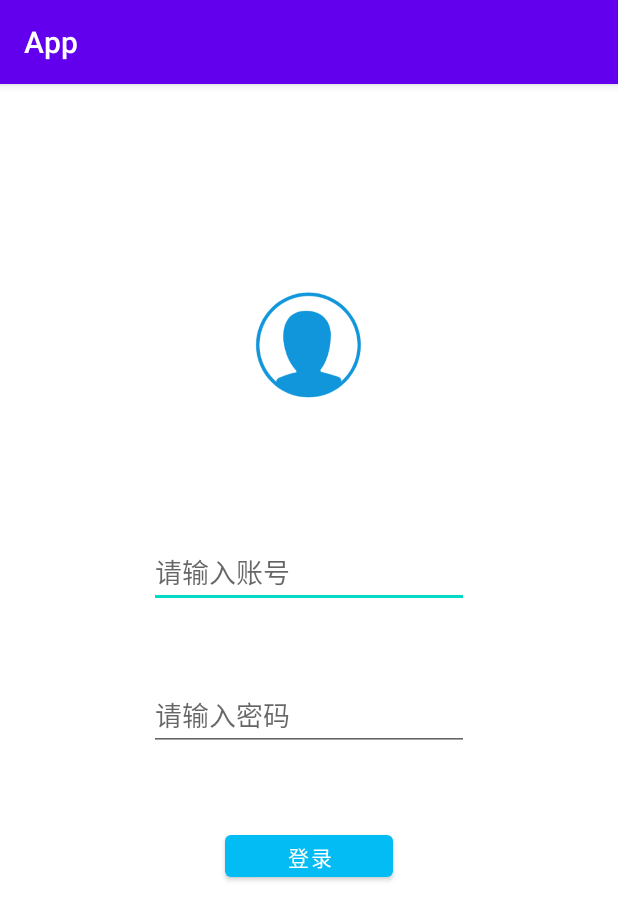
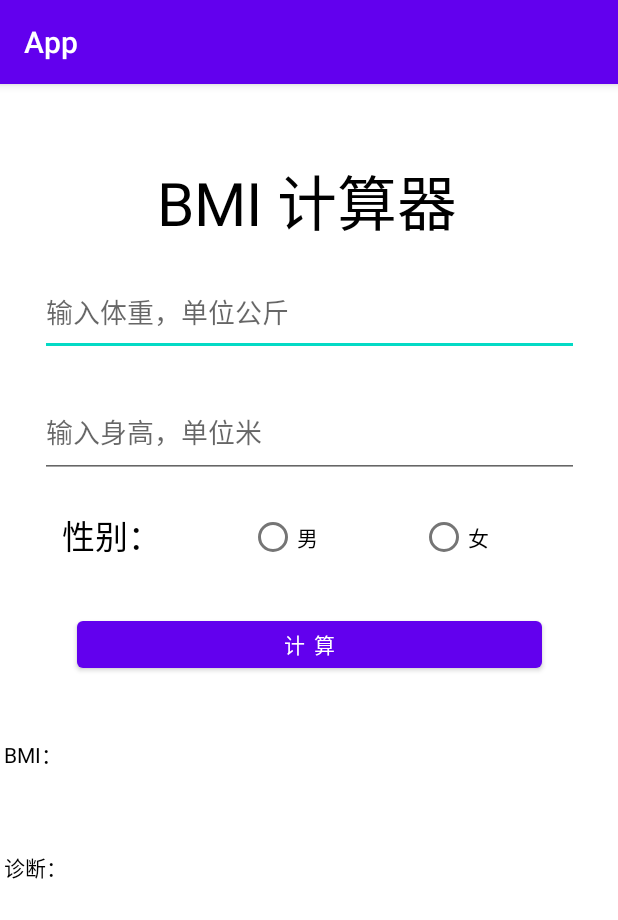
Before and after one commit to 772766964/Android, an Android app: the screen it shows after launch (MainActivity), on a phone screen of 412 x 824 dp. Shown: the top 920 px of the screen. Run offline under Robolectric (Android 15) with nearby library versions, the phone set to English and light mode, and no system bars.

Commit message:
bmi计算

```diff
--- a/app/build.gradle
+++ b/app/build.gradle
@@ -30,9 +30,12 @@ android {
 
 dependencies {
 
+//    implementation 'com.googlecode.aviator:aviator:4.2.10'
+
     implementation 'androidx.appcompat:appcompat:1.1.0'
     implementation 'com.google.android.material:material:1.1.0'
     implementation 'androidx.constraintlayout:constraintlayout:1.1.3'
+    implementation 'androidx.gridlayout:gridlayout:1.0.0'
     testImplementation 'junit:junit:4.13'
     androidTestImplementation 'androidx.test.ext:junit:1.1.1'
     androidTestImplementation 'androidx.test.espresso:espresso-core:3.2.0'
--- /dev/null
+++ b/app/src/main/res/drawable/shape.xml
@@ -0,0 +1,4 @@
+<?xml version="1.0" encoding="utf-8"?>
+<shape xmlns:android="http://schemas.android.com/apk/res/android">
+
+</shape>
--- /dev/null
+++ b/app/src/main/res/layout/activity_bmi.xml
@@ -0,0 +1,120 @@
+<?xml version="1.0" encoding="utf-8"?>
+<androidx.constraintlayout.widget.ConstraintLayout xmlns:android="http://schemas.android.com/apk/res/android"
+    xmlns:app="http://schemas.android.com/apk/res-auto"
+    xmlns:tools="http://schemas.android.com/tools"
+    android:layout_width="match_parent"
+    android:layout_height="match_parent">
+
+
+    <TextView
+        android:id="@+id/textView2"
+        android:layout_width="242dp"
+        android:layout_height="51dp"
+        android:layout_marginStart="84dp"
+        android:layout_marginTop="48dp"
+        android:gravity="center"
+        android:text="BMI 计算器"
+        android:textColor="@color/black"
+        android:textSize="40dp"
+        app:layout_constraintStart_toStartOf="parent"
+        app:layout_constraintTop_toTopOf="parent" />
+
+    <Button
+        android:id="@+id/btn_bmi"
+        android:layout_width="310dp"
+        android:layout_height="43dp"
+        android:layout_marginTop="30dp"
+        android:text="@string/btn_bmi"
+        app:layout_constraintEnd_toEndOf="parent"
+        app:layout_constraintStart_toStartOf="parent"
+        app:layout_constraintTop_toBottomOf="@+id/radioGroup" />
+
+    <TextView
+        android:id="@+id/tv_bmi"
+        android:layout_width="211dp"
+        android:layout_height="42dp"
+        android:layout_marginTop="436dp"
+        android:text="@string/tv_bmi"
+        android:textColor="@color/black"
+        app:layout_constraintEnd_toEndOf="parent"
+        app:layout_constraintHorizontal_bias="0.013"
+        app:layout_constraintStart_toStartOf="parent"
+        app:layout_constraintTop_toTopOf="parent" />
+
+    <TextView
+        android:id="@+id/tv_zd"
+        android:layout_width="213dp"
+        android:layout_height="39dp"
+        android:text="@string/tv_zd"
+        android:textColor="@color/black"
+        app:layout_constraintBottom_toBottomOf="parent"
+        app:layout_constraintEnd_toEndOf="parent"
+        app:layout_constraintHorizontal_bias="0.015"
+        app:layout_constraintStart_toStartOf="parent"
+        app:layout_constraintTop_toTopOf="parent"
+        app:layout_constraintVertical_bias="0.702" />
+
+    <EditText
+        android:id="@+id/et_wight"
+        android:layout_width="359dp"
+        android:layout_height="58dp"
+        android:layout_marginTop="24dp"
+        android:ems="10"
+        android:hint="@string/et_wight"
+        android:inputType="textPersonName"
+        android:text=""
+        app:layout_constraintEnd_toEndOf="parent"
+        app:layout_constraintStart_toStartOf="parent"
+        app:layout_constraintTop_toBottomOf="@+id/textView2"
+        android:autofillHints="" />
+
+    <EditText
+        android:id="@+id/et_hight"
+        android:layout_width="359dp"
+        android:layout_height="61dp"
+        android:layout_marginTop="20dp"
+        android:ems="10"
+        android:hint="@string/et_hight"
+        android:inputType="textPersonName"
+        android:text=""
+        app:layout_constraintEnd_toEndOf="parent"
+        app:layout_constraintStart_toStartOf="parent"
+        app:layout_constraintTop_toBottomOf="@+id/et_wight"
+        android:autofillHints="" />
+
+    <TextView
+        android:id="@+id/textView6"
+        android:layout_width="69dp"
+        android:layout_height="35dp"
+        android:layout_marginTop="21dp"
+        android:layout_marginEnd="14dp"
+        android:text="性别："
+        android:textColor="@color/black"
+        android:textSize="22dp"
+        app:layout_constraintEnd_toStartOf="@+id/radioGroup"
+        app:layout_constraintStart_toStartOf="parent"
+        app:layout_constraintTop_toBottomOf="@+id/et_hight" />
+
+    <RadioGroup
+        android:id="@+id/radioGroup"
+        android:layout_width="246dp"
+        android:layout_height="39dp"
+        android:layout_marginTop="20dp"
+        android:orientation="horizontal"
+        app:layout_constraintEnd_toEndOf="parent"
+        app:layout_constraintTop_toBottomOf="@+id/et_hight">
+
+        <RadioButton
+            android:id="@+id/rb_nan"
+            android:layout_width="114dp"
+            android:layout_height="39dp"
+            android:text="@string/rb_nan" />
+
+        <RadioButton
+            android:id="@+id/rb_nv"
+            android:layout_width="101dp"
+            android:layout_height="39dp"
+            android:text="@string/rb_nv" />
+    </RadioGroup>
+
+</androidx.constraintlayout.widget.ConstraintLayout>
--- a/app/src/main/res/values/strings.xml
+++ b/app/src/main/res/values/strings.xml
@@ -1,7 +1,15 @@
 <resources>
     <string name="app_name">App</string>
-    <string name="todo">TODO</string>
     <string name="btn">登录</string>
     <string name="txt1">请输入账号</string>
     <string name="txt2">请输入密码</string>
+    <string name="xl">你好，xl</string>
+    <string name="todo">TODO</string>
+    <string name="btn_bmi">计 算</string>
+    <string name="et_wight">输入体重，单位公斤</string>
+    <string name="et_hight">输入身高，单位米</string>
+    <string name="rb_nan">男</string>
+    <string name="rb_nv">女</string>
+    <string name="tv_bmi">BMI：</string>
+    <string name="tv_zd">诊断：</string>
 </resources>
```
Also changed, not shown: app/src/main/java/com/example/app/MainActivity.java (+77 -2 lines), app/src/main/res/layout/grid.xml (added, +218 -0 lines), app/src/main/res/layout/grid_layout.xml (added, +258 -0 lines), app/src/main/res/layout/re.xml (added, +32 -0 lines), app/src/main/res/drawable-v24/android_bg.jpg (added), app/src/main/res/layout/activity_login.xml (renamed from app/src/main/res/layout/activity_main.xml).
